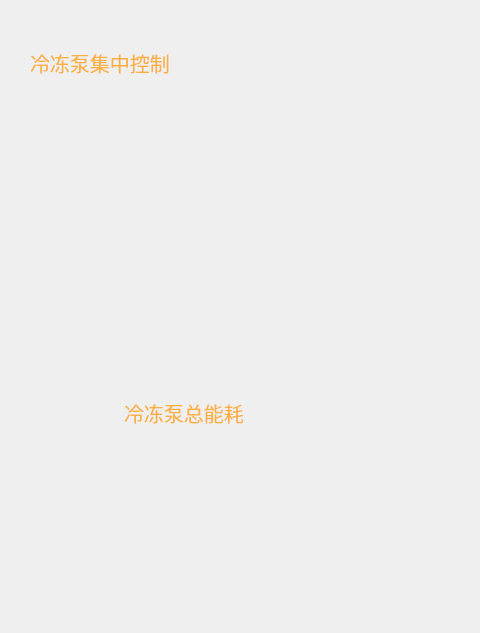
The window that Window/Page/bumppage.ui (caosq/ChickenFarm) describes before a commit, drawn with Qt 5; both pictures show x 0 to 480 and y 0 to 633 of the 920 by 633 pixel window.
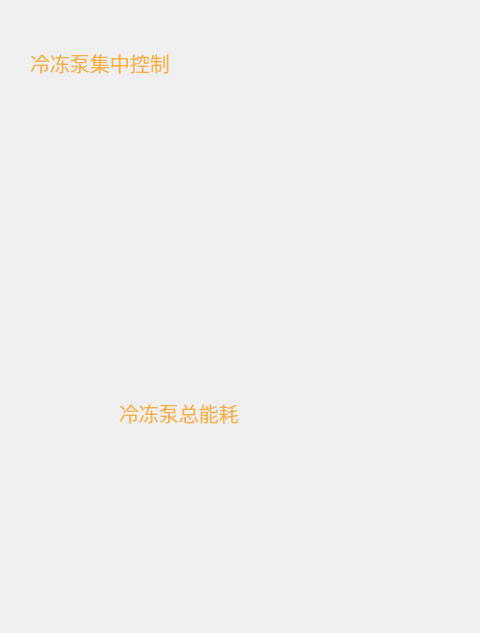
The same window after the commit. Icons and pictures are not drawn.

```diff
--- a/Window/Page/bumppage.ui
+++ b/Window/Page/bumppage.ui
@@ -19,9 +19,9 @@
   <widget class="QFrame" name="frame">
    <property name="geometry">
     <rect>
-     <x>20</x>
+     <x>15</x>
      <y>80</y>
-     <width>270</width>
+     <width>285</width>
      <height>251</height>
     </rect>
    </property>
@@ -41,9 +41,9 @@
   <widget class="QFrame" name="frame_1">
    <property name="geometry">
     <rect>
-     <x>20</x>
+     <x>15</x>
      <y>400</y>
-     <width>261</width>
+     <width>285</width>
      <height>193</height>
     </rect>
    </property>
```
